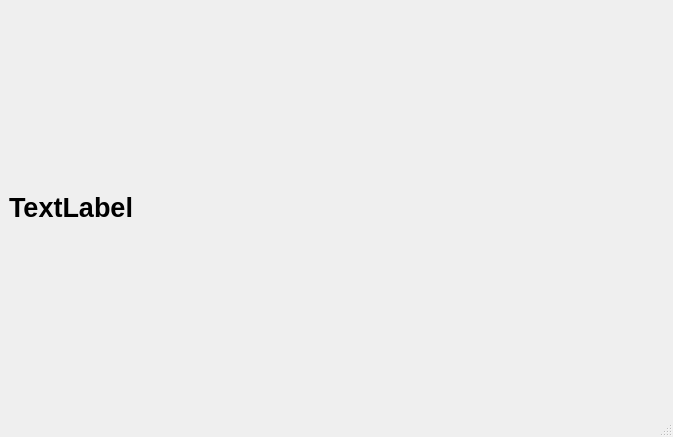
iruletheworld/pyqt_slide_switch, file guiDemo.ui: the form before one commit.
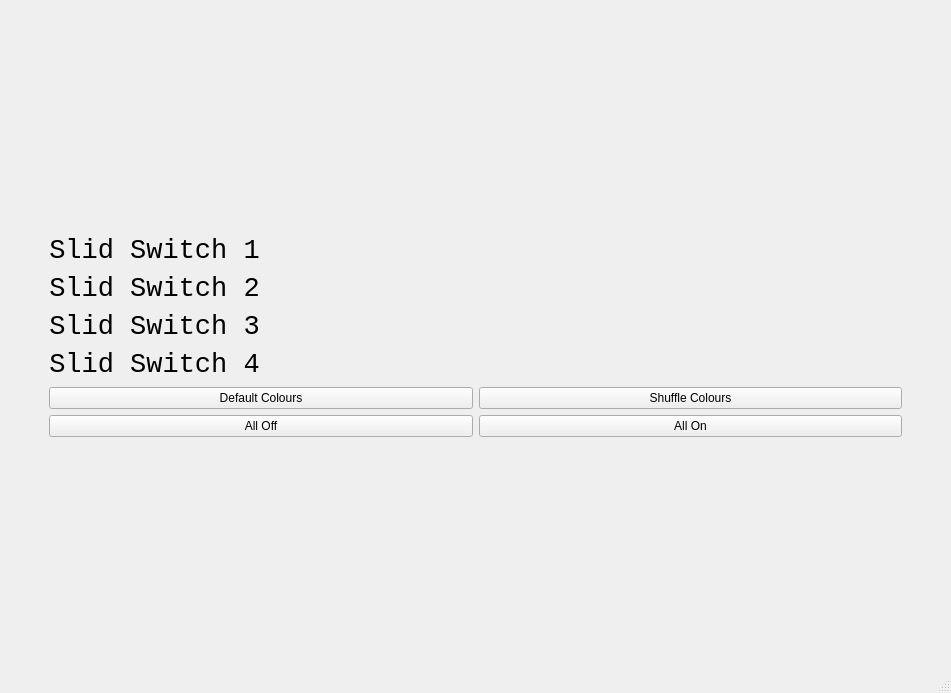
The form after the commit. Custom widgets are drawn as their Qt base class.

Commit message: made a demo, release more interfaces

```diff
--- a/guiDemo.ui
+++ b/guiDemo.ui
@@ -6,48 +6,119 @@
    <rect>
     <x>0</x>
     <y>0</y>
-    <width>673</width>
-    <height>437</height>
+    <width>951</width>
+    <height>693</height>
    </rect>
   </property>
+  <property name="sizePolicy">
+   <sizepolicy hsizetype="Preferred" vsizetype="Fixed">
+    <horstretch>0</horstretch>
+    <verstretch>0</verstretch>
+   </sizepolicy>
+  </property>
   <property name="windowTitle">
    <string>MainWindow</string>
   </property>
   <widget class="QWidget" name="centralwidget">
-   <layout class="QVBoxLayout" name="verticalLayout_2">
-    <item>
-     <layout class="QVBoxLayout" name="verticalLayout">
-      <item>
+   <layout class="QGridLayout" name="gridLayout_2">
+    <item row="2" column="1">
+     <layout class="QGridLayout" name="gridLayout">
+      <item row="1" column="0">
+       <layout class="QHBoxLayout" name="horizontalLayout">
+        <item>
+         <widget class="QLabel" name="label01">
+          <property name="font">
+           <font>
+            <family>Consolas</family>
+            <pointsize>20</pointsize>
+            <weight>50</weight>
+            <bold>false</bold>
+           </font>
+          </property>
+          <property name="text">
+           <string>Slid Switch 1</string>
+          </property>
+          <property name="alignment">
+           <set>Qt::AlignCenter</set>
+          </property>
+         </widget>
+        </item>
+        <item>
+         <widget class="SlideSwitch" name="slideSwitch01" native="true">
+          <property name="enabled">
+           <bool>true</bool>
+          </property>
+          <property name="sizePolicy">
+           <sizepolicy hsizetype="Expanding" vsizetype="Minimum">
+            <horstretch>0</horstretch>
+            <verstretch>0</verstretch>
+           </sizepolicy>
+          </property>
+          <property name="font">
+           <font>
+            <family>Consolas</family>
+            <pointsize>6</pointsize>
+           </font>
+          </property>
+         </widget>
+        </item>
+       </layout>
+      </item>
+      <item row="5" column="0">
+       <layout class="QHBoxLayout" name="horizontalLayout_4">
+        <item>
+         <widget class="QLabel" name="label04">
+          <property name="font">
+           <font>
+            <family>Consolas</family>
+            <pointsize>20</pointsize>
+            <weight>50</weight>
+            <bold>false</bold>
+           </font>
+          </property>
+          <property name="text">
+           <string>Slid Switch 4</string>
+          </property>
+          <property name="alignment">
+           <set>Qt::AlignCenter</set>
+          </property>
+         </widget>
+        </item>
+        <item>
+         <widget class="SlideSwitch" name="slideSwitch04" native="true">
+          <property name="enabled">
+           <bool>true</bool>
+          </property>
+          <property name="sizePolicy">
+           <sizepolicy hsizetype="Expanding" vsizetype="Minimum">
+            <horstretch>0</horstretch>
+            <verstretch>0</verstretch>
+           </sizepolicy>
+          </property>
+          <property name="font">
+           <font>
+            <family>Consolas</family>
+            <pointsize>6</pointsize>
+           </font>
+          </property>
+         </widget>
+        </item>
+       </layout>
+      </item>
+      <item row="3" column="0">
        <layout class="QHBoxLayout" name="horizontalLayout_2">
         <item>
-         <spacer name="horizontalSpacer">
-          <property name="orientation">
-           <enum>Qt::Horizontal</enum>
-          </property>
-          <property name="sizeHint" stdset="0">
-           <size>
-            <width>40</width>
-            <height>20</height>
-           </size>
-          </property>
-         </spacer>
-        </item>
-       </layout>
-      </item>
-      <item>
-       <layout class="QHBoxLayout" name="hLayoutMain">
-        <item>
-         <widget class="QLabel" name="label">
+         <widget class="QLabel" name="label02">
           <property name="font">
            <font>
-            <family>Arial</family>
+            <family>Consolas</family>
             <pointsize>20</pointsize>
-            <weight>75</weight>
-            <bold>true</bold>
+            <weight>50</weight>
+            <bold>false</bold>
            </font>
           </property>
           <property name="text">
-           <string>TextLabel</string>
+           <string>Slid Switch 2</string>
           </property>
           <property name="alignment">
            <set>Qt::AlignCenter</set>
@@ -55,36 +126,159 @@
          </widget>
         </item>
         <item>
-         <widget class="SlideSwitch" name="slideSwitch" native="true">
+         <widget class="SlideSwitch" name="slideSwitch02" native="true">
+          <property name="enabled">
+           <bool>true</bool>
+          </property>
           <property name="sizePolicy">
-           <sizepolicy hsizetype="Expanding" vsizetype="Fixed">
+           <sizepolicy hsizetype="Expanding" vsizetype="Minimum">
             <horstretch>0</horstretch>
             <verstretch>0</verstretch>
            </sizepolicy>
           </property>
+          <property name="font">
+           <font>
+            <family>Consolas</family>
+            <pointsize>6</pointsize>
+           </font>
+          </property>
          </widget>
         </item>
        </layout>
       </item>
-      <item>
+      <item row="7" column="0">
+       <layout class="QGridLayout" name="gridLayout_3">
+        <item row="0" column="3">
+         <widget class="QPushButton" name="btnShuffle">
+          <property name="text">
+           <string>Shuffle Colours</string>
+          </property>
+         </widget>
+        </item>
+        <item row="0" column="0">
+         <widget class="QPushButton" name="btnDefault">
+          <property name="text">
+           <string>Default Colours</string>
+          </property>
+         </widget>
+        </item>
+        <item row="1" column="0">
+         <widget class="QPushButton" name="btnAllOff">
+          <property name="text">
+           <string>All Off</string>
+          </property>
+         </widget>
+        </item>
+        <item row="1" column="3">
+         <widget class="QPushButton" name="btnAllOn">
+          <property name="text">
+           <string>All On</string>
+          </property>
+         </widget>
+        </item>
+       </layout>
+      </item>
+      <item row="4" column="0">
        <layout class="QHBoxLayout" name="horizontalLayout_3">
         <item>
-         <spacer name="horizontalSpacer_2">
-          <property name="orientation">
-           <enum>Qt::Horizontal</enum>
+         <widget class="QLabel" name="label03">
+          <property name="font">
+           <font>
+            <family>Consolas</family>
+            <pointsize>20</pointsize>
+            <weight>50</weight>
+            <bold>false</bold>
+           </font>
           </property>
-          <property name="sizeHint" stdset="0">
-           <size>
-            <width>40</width>
-            <height>20</height>
-           </size>
+          <property name="text">
+           <string>Slid Switch 3</string>
           </property>
-         </spacer>
+          <property name="alignment">
+           <set>Qt::AlignCenter</set>
+          </property>
+         </widget>
+        </item>
+        <item>
+         <widget class="SlideSwitch" name="slideSwitch03" native="true">
+          <property name="enabled">
+           <bool>true</bool>
+          </property>
+          <property name="sizePolicy">
+           <sizepolicy hsizetype="Expanding" vsizetype="Minimum">
+            <horstretch>0</horstretch>
+            <verstretch>0</verstretch>
+           </sizepolicy>
+          </property>
+          <property name="font">
+           <font>
+            <family>Consolas</family>
+            <pointsize>6</pointsize>
+           </font>
+          </property>
+         </widget>
         </item>
        </layout>
       </item>
      </layout>
     </item>
+    <item row="0" column="1">
+     <spacer name="verticalSpacer">
+      <property name="orientation">
+       <enum>Qt::Vertical</enum>
+      </property>
+      <property name="sizeHint" stdset="0">
+       <size>
+        <width>20</width>
+        <height>40</height>
+       </size>
+      </property>
+     </spacer>
+    </item>
+    <item row="2" column="2">
+     <spacer name="horizontalSpacer_2">
+      <property name="orientation">
+       <enum>Qt::Horizontal</enum>
+      </property>
+      <property name="sizeType">
+       <enum>QSizePolicy::Preferred</enum>
+      </property>
+      <property name="sizeHint" stdset="0">
+       <size>
+        <width>40</width>
+        <height>20</height>
+       </size>
+      </property>
+     </spacer>
+    </item>
+    <item row="2" column="0">
+     <spacer name="horizontalSpacer">
+      <property name="orientation">
+       <enum>Qt::Horizontal</enum>
+      </property>
+      <property name="sizeType">
+       <enum>QSizePolicy::Preferred</enum>
+      </property>
+      <property name="sizeHint" stdset="0">
+       <size>
+        <width>40</width>
+        <height>20</height>
+       </size>
+      </property>
+     </spacer>
+    </item>
+    <item row="3" column="1">
+     <spacer name="verticalSpacer_2">
+      <property name="orientation">
+       <enum>Qt::Vertical</enum>
+      </property>
+      <property name="sizeHint" stdset="0">
+       <size>
+        <width>20</width>
+        <height>40</height>
+       </size>
+      </property>
+     </spacer>
+    </item>
    </layout>
   </widget>
   <widget class="QMenuBar" name="menubar">
```
Left out of the diff: 5 changed lines with no effect on the pictures. The commit also changes 3 other files.
